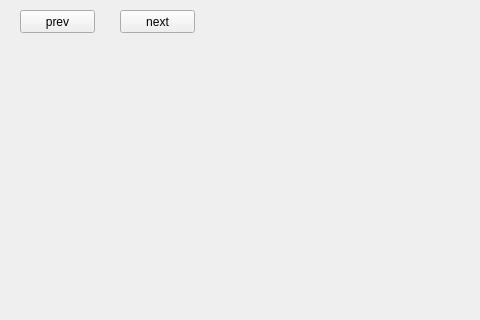
gongjianbo/MyTestCode, file Qt/TestQt_20211029_Swiper/mainwindow.ui: the form before one commit; both pictures show x 0 to 480 and y 0 to 320 of the 717 by 487 pixel window.
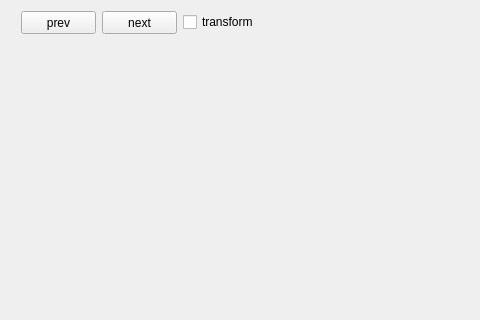
The form after the commit.

Commit message: 更新轮播图

What changed in the file:
```diff
--- a/Qt/TestQt_20211029_Swiper/mainwindow.ui
+++ b/Qt/TestQt_20211029_Swiper/mainwindow.ui
@@ -17,8 +17,8 @@
    <widget class="QPushButton" name="btnPrev">
     <property name="geometry">
      <rect>
-      <x>20</x>
-      <y>10</y>
+      <x>21</x>
+      <y>11</y>
       <width>75</width>
       <height>23</height>
      </rect>
@@ -30,8 +30,8 @@
    <widget class="QPushButton" name="btnNext">
     <property name="geometry">
      <rect>
-      <x>120</x>
-      <y>10</y>
+      <x>102</x>
+      <y>11</y>
       <width>75</width>
       <height>23</height>
      </rect>
@@ -40,6 +40,19 @@
      <string>next</string>
     </property>
    </widget>
+   <widget class="QCheckBox" name="checkBox">
+    <property name="geometry">
+     <rect>
+      <x>183</x>
+      <y>14</y>
+      <width>77</width>
+      <height>16</height>
+     </rect>
+    </property>
+    <property name="text">
+     <string>transform</string>
+    </property>
+   </widget>
   </widget>
   <widget class="QMenuBar" name="menubar">
    <property name="geometry">
```
The commit also changes 1 other file.
